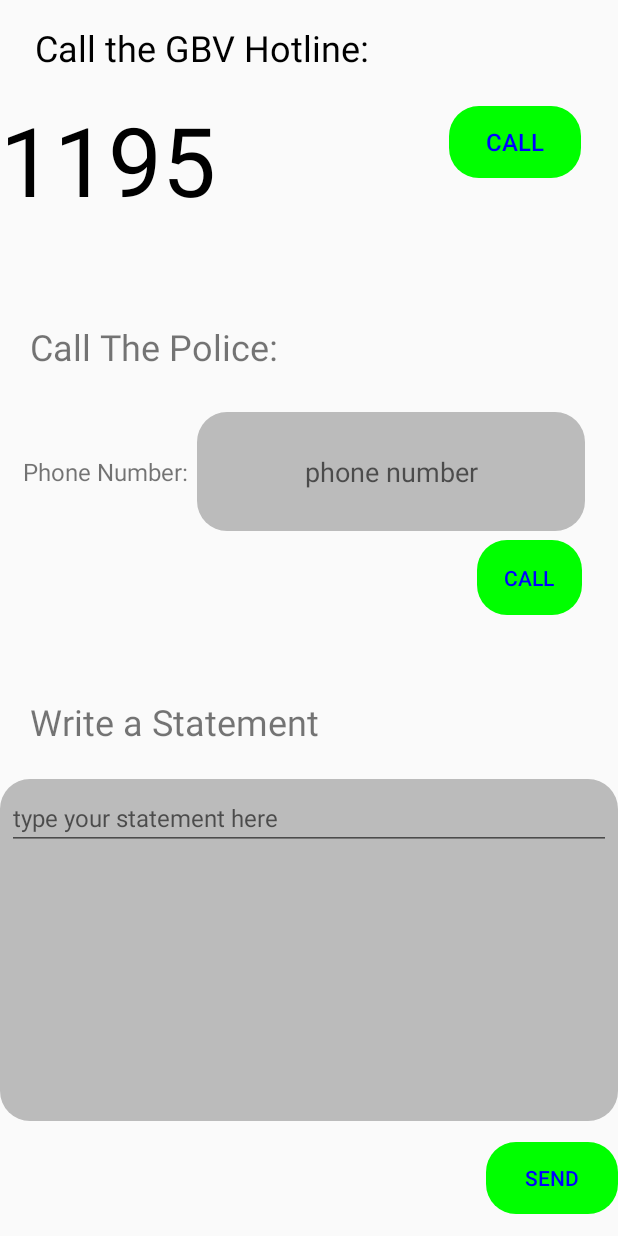
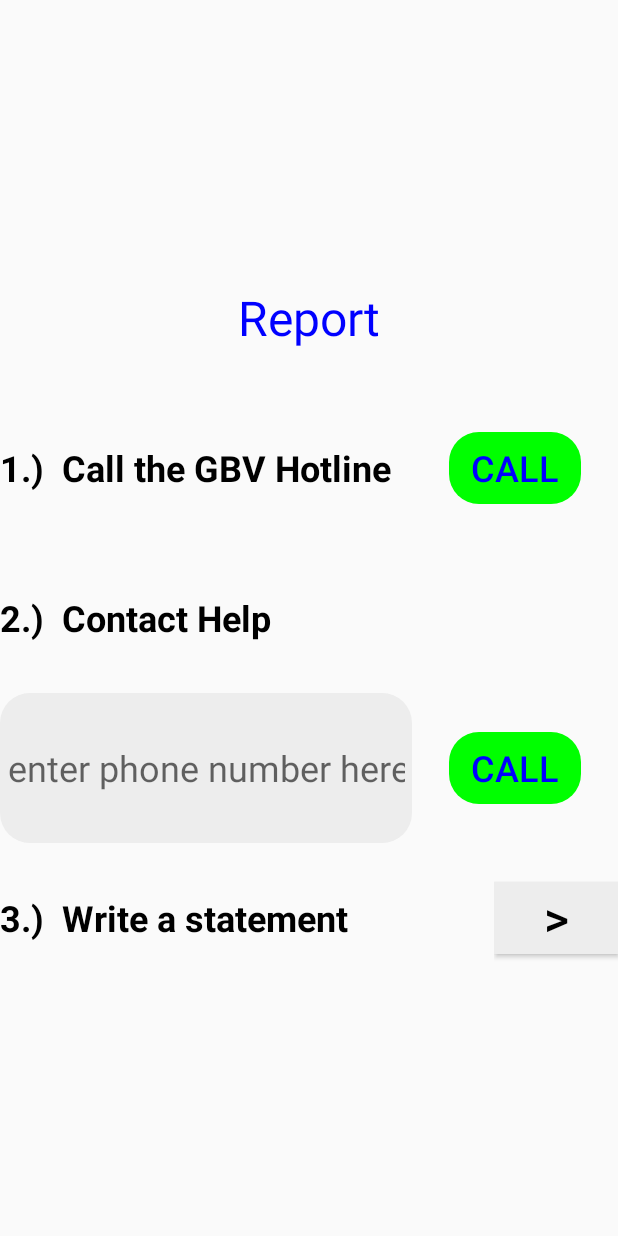
Before and after one commit to Daniel-Macharia/GBVProject, an Android app: the report screen opened directly, with no data from a screen before it, on a phone screen of 412 x 824 dp. Run offline under Robolectric (Android 15) with nearby library versions, the phone set to English and light mode, and no system bars.

Commit message:
finishing up

```diff
--- a/app/src/main/AndroidManifest.xml
+++ b/app/src/main/AndroidManifest.xml
@@ -38,6 +38,7 @@
         <activity android:name=".CreateNewPassword"></activity>
         <activity android:name=".EditProfile"></activity>
         <activity android:name=".AboutFRATS"></activity>
+        <activity android:name=".WriteStatement"></activity>
         <activity
             android:name=".MainActivity"
             android:exported="true">
--- a/app/src/main/java/com/example/frats/EditProfile.java
+++ b/app/src/main/java/com/example/frats/EditProfile.java
@@ -42,7 +42,7 @@ public class EditProfile extends AppCompatActivity {
             save.setOnClickListener(new View.OnClickListener() {
                 @Override
                 public void onClick(View view) {
-                    try{
+                    /* try{
                         //String name = "", contact = "", pass = "", confirmPass = "";
                         String name = username.getText().toString();
                         String contact = phone.getText().toString();
@@ -55,7 +55,7 @@ public class EditProfile extends AppCompatActivity {
                     }catch( Exception e )
                     {
                         Toast.makeText(EditProfile.this, e.toString(), Toast.LENGTH_SHORT).show();
-                    }
+                    } */
                 }
             });
         } catch (Exception e) {
@@ -85,7 +85,7 @@ public class EditProfile extends AppCompatActivity {
 
                         if( data[2].equals("") )
                             return;
-                        MyFirebaseUtilityClass.updateUsername( EditProfile.this, name, data[2] );
+                        MyFirebaseUtilityClass.updateUsername( EditProfile.this, data[2], name );
                         MyFirebaseUtilityClass.updateGroupMessagesWhereSenderIs( EditProfile.this,  null, data[2], name);
                         Toast.makeText(EditProfile.this, "updated username", Toast.LENGTH_SHORT).show();
                     }
--- a/app/src/main/java/com/example/frats/entryLayout.java
+++ b/app/src/main/java/com/example/frats/entryLayout.java
@@ -20,8 +20,4 @@ public class entryLayout extends AppCompatActivity {
 
     }
 
-    public void clicked(View v)
-    {
-
-    }
 }
--- a/app/src/main/java/com/example/frats/journalEntry.java
+++ b/app/src/main/java/com/example/frats/journalEntry.java
@@ -154,7 +154,9 @@ public class journalEntry {
             for( c.moveToFirst(); !c.isAfterLast(); c.moveToNext() )
             {
                 edited = c.getString(editIndex);
-                result.add(new String[]{ c.getString(dateIndex), c.getString(timeIndex), c.getString(entryIndex), c.getString(idIndex), edited == null ? "" : new String(edited) });
+                result.add(new String[]{ c.getString(dateIndex), c.getString(timeIndex),
+                        c.getString(entryIndex), c.getString(idIndex),
+                        edited == null ? "" : new String(edited) });
 
             }
         }catch( Exception e )
--- a/app/src/main/java/com/example/frats/report.java
+++ b/app/src/main/java/com/example/frats/report.java
@@ -25,8 +25,8 @@ import java.util.Scanner;
 
 public class report extends AppCompatActivity {
 
-    Button call,callHotline , sendStatement;
-    EditText num,statement;
+    Button call,callHotline , writeStatement;
+    EditText num;
     static  final int permitPhoneCall = 1;
     TelephonyManager t = null;
 
@@ -38,15 +38,12 @@ public class report extends AppCompatActivity {
 
         call = findViewById(R.id.call);
         callHotline = findViewById(R.id.hotline);
-        sendStatement = findViewById(R.id.send);
-        statement = findViewById(R.id.statementMessage);
+        writeStatement = findViewById(R.id.writeStatement);
         num = findViewById(R.id.num);
-       // num.setInputType(InputType.TYPE_CLASS_TEXT);
 
         call.setOnClickListener(new View.OnClickListener() {
             @Override
             public void onClick(View view) {
-                // String number = policeLine( num.getText().toString() );
                 String number = num.getText().toString();
                 num.setText(number);
                 Intent callIntent = new Intent(Intent.ACTION_CALL);
@@ -83,12 +80,11 @@ public class report extends AppCompatActivity {
             }
         });
 
-        sendStatement.setOnClickListener(new View.OnClickListener() {
+         writeStatement.setOnClickListener(new View.OnClickListener() {
             @Override
             public void onClick(View view) {
-                String msg = statement.getText().toString();
-                Toast.makeText(report.this, msg, Toast.LENGTH_SHORT).show();
-                statement.setText("");
+                Intent statementIntent = new Intent( report.this, WriteStatement.class );
+                startActivity( statementIntent );
             }
         });
 
--- a/app/src/main/res/layout/report.xml
+++ b/app/src/main/res/layout/report.xml
@@ -4,44 +4,40 @@
     android:layout_height="match_parent"
     xmlns:tools="http://schemas.android.com/tools"
     tools:context=".report"
+    android:gravity="center"
     android:orientation="vertical"
+    >
+    <TextView
+        android:layout_width="match_parent"
+        android:layout_height="100dp"
+        android:text="Report"
+        android:textColor="@color/blue"
+        android:gravity="center"
+        android:textSize="32sp"
+        />
+
+    <LinearLayout
+        android:layout_width="match_parent"
+        android:layout_height="wrap_content"
+        android:orientation="vertical"
+        android:gravity="center"
         >
 
         <LinearLayout
             android:layout_width="match_parent"
-        android:layout_height="0dp"
-        android:layout_weight="1.5"
+            android:layout_height="100dp"
             android:orientation="horizontal"
-
             >
-
-        <LinearLayout
+            <TextView
                 android:layout_width="0dp"
                 android:layout_height="match_parent"
                 android:layout_weight="2"
-            android:orientation="vertical"
-            >
-
-            <TextView
-                android:layout_width="match_parent"
-                android:layout_height="0dp"
-                android:layout_weight="1"
-                android:gravity="center"
+                android:text="1.)  Call the GBV Hotline "
                 android:textSize="24sp"
-                android:text="Call the GBV Hotline: "
                 android:textColor="@color/black"
+                android:textStyle="bold"
+                android:gravity="start|center"
                 />
-
-            <TextView
-                android:layout_width="match_parent"
-                android:layout_height="0dp"
-                android:layout_weight="2"
-                android:text="1195"
-                android:textSize="64sp"
-                android:textColor="@color/black"
-                />
-
-        </LinearLayout>
 
             <LinearLayout
                 android:layout_width="0dp"
@@ -54,151 +50,114 @@
                     android:id="@+id/hotline"
                     android:layout_width="wrap_content"
                     android:layout_height="wrap_content"
-                android:text="call"
+                    android:text="CALL"
                     android:textColor="@color/blue"
-                android:textSize="16sp"
                     android:background="@drawable/input_rectangle"
                     android:backgroundTint="@color/green"
+                    android:textSize="24sp"
+                    android:gravity="center"
                     />
-
 
             </LinearLayout>
 
         </LinearLayout>
-
-    <!-- End of Hotline call design -->
-
         <LinearLayout
             android:layout_width="match_parent"
-        android:layout_height="0dp"
-        android:layout_weight="2"
+            android:layout_height="200dp"
             android:orientation="vertical"
             >
-
             <TextView
                 android:layout_width="match_parent"
                 android:layout_height="0dp"
                 android:layout_weight="1"
-            android:gravity="center|left"
-            android:paddingLeft="20dp"
-            android:text="Call The Police: "
+                android:text="2.)  Contact Help "
                 android:textSize="24sp"
+                android:textColor="@color/black"
+                android:textStyle="bold"
+                android:gravity="start|center"
                 />
-
             <LinearLayout
                 android:layout_width="match_parent"
                 android:layout_height="0dp"
                 android:layout_weight="1"
-            android:gravity="right"
-            android:paddingRight="20dp"
                 android:orientation="horizontal"
+                android:gravity="center"
                 >
-
-            <TextView
-                android:layout_width="0dp"
-                android:layout_height="match_parent"
-                android:layout_weight="1"
-                android:text="Phone Number: "
-                android:textSize="16sp"
-                android:gravity="center|right"
-                />
-
                 <EditText
                     android:id="@+id/num"
                     android:layout_width="0dp"
                     android:layout_height="match_parent"
                     android:layout_weight="2"
+                    android:hint="enter phone number here"
+                    android:textColor="@color/blue"
+                    android:textSize="24sp"
                     android:inputType="phone"
                     android:background="@drawable/input_rectangle"
-                android:textColor="@color/blue"
-                android:hint="phone number"
+                    android:backgroundTint="@color/cream2"
                     android:gravity="center"
-                android:layout_margin="2dp"
                     />
 
-        </LinearLayout>
-
-
                 <LinearLayout
-            android:layout_width="match_parent"
-            android:layout_height="0dp"
+                    android:layout_width="0dp"
+                    android:layout_height="match_parent"
                     android:layout_weight="1"
-            android:gravity="right"
-            android:paddingRight="20dp"
-            android:layout_margin="2dp"
+                    android:gravity="center"
                     >
-
 
                     <Button
                         android:id="@+id/call"
-                android:layout_width="70dp"
-                android:layout_height="50dp"
-                android:text="call"
+                        android:layout_width="wrap_content"
+                        android:layout_height="wrap_content"
+                        android:text="CALL"
                         android:textColor="@color/blue"
                         android:background="@drawable/input_rectangle"
                         android:backgroundTint="@color/green"
-                android:layout_margin="2dp"
+                        android:textSize="24sp"
+                        android:gravity="center"
                         />
 
                 </LinearLayout>
 
             </LinearLayout>
 
+        </LinearLayout>
         <LinearLayout
             android:layout_width="match_parent"
-        android:layout_height="0dp"
-        android:layout_weight="3"
-        android:orientation="vertical"
+            android:layout_height="100dp"
+            android:orientation="horizontal"
             >
-
             <TextView
-            android:layout_width="match_parent"
-            android:layout_height="0dp"
+                android:layout_width="0dp"
+                android:layout_height="match_parent"
+                android:layout_weight="4"
+                android:text="3.)  Write a statement "
+                android:textSize="24sp"
+                android:textColor="@color/black"
+                android:textStyle="bold"
+                android:gravity="start|center"
+                />
+            <LinearLayout
+                android:layout_width="0dp"
+                android:layout_height="match_parent"
                 android:layout_weight="1"
-            android:text="Write a Statement"
-            android:textSize="24sp"
-            android:gravity="left|center"
-            android:paddingLeft="20dp"
-            />
-        <ScrollView
-            android:layout_width="match_parent"
-            android:layout_height="0dp"
-            android:layout_weight="3"
-            android:background="@drawable/input_rectangle"
-            >
-
-            <EditText
-                android:id="@+id/statementMessage"
-                android:inputType="textMultiLine"
-                android:layout_width="match_parent"
-                android:layout_height="match_parent"
-                android:hint="type your statement here "
-                android:textColor="@color/blue"
-                android:textSize="16sp"
-                />
-
-        </ScrollView>
-
-        <LinearLayout
-            android:layout_width="match_parent"
-            android:layout_height="0dp"
-            android:layout_weight="1"
-            android:gravity="right|center"
+                android:gravity="center"
                 >
 
                 <Button
-                android:id="@+id/send"
+                    android:id="@+id/writeStatement"
                     android:layout_width="wrap_content"
                     android:layout_height="wrap_content"
-                android:background="@drawable/input_rectangle"
-                android:backgroundTint="@color/green"
-                android:text="send"
-                android:textColor="@color/blue"
+                    android:text=" > "
+                    android:textColor="@color/black"
+                    android:textSize="32sp"
+                    android:background="@color/cream2"
+                    android:gravity="center"
                     />
 
             </LinearLayout>
 
         </LinearLayout>
 
+    </LinearLayout>
 
 </LinearLayout>
```
Also changed, not shown: app/src/main/java/com/example/frats/MyFirebaseUtilityClass.java (+7 -17 lines), app/src/main/java/com/example/frats/WriteStatement.java (added, +48 -0 lines), app/src/main/java/com/example/frats/journalEntriesList.java (+5 -5 lines), app/src/main/res/layout/write_statement.xml (added, +105 -0 lines). Lines whose indentation alone changed are shown as unchanged.
